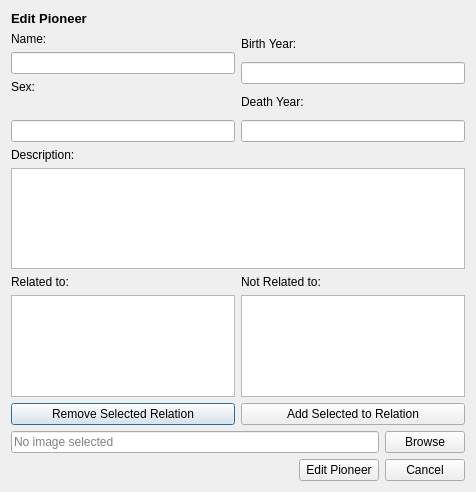
Above: vika3/ui/editpioneer.ui from hlynurstef/Verklegt-namskeid-1-vika-3 before the change. Below: the same form after it.
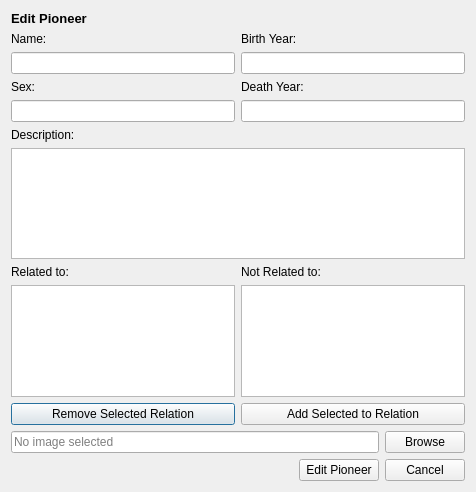
That is the form after the change. Icons and pictures are not drawn.

Commit message: fixed edit window layout

```diff
--- a/vika3/ui/editpioneer.ui
+++ b/vika3/ui/editpioneer.ui
@@ -17,16 +17,16 @@
    <iconset resource="resources.qrc">
     <normaloff>:/icons/Images/edit_.png</normaloff>:/icons/Images/edit_.png</iconset>
   </property>
-  <layout class="QGridLayout" name="gridLayout">
-   <item row="0" column="0">
+  <layout class="QVBoxLayout" name="verticalLayout_5">
+   <item>
     <widget class="QLabel" name="label_edit_pioneer">
      <property name="text">
       <string>&lt;html&gt;&lt;head/&gt;&lt;body&gt;&lt;p&gt;&lt;span style=&quot; font-size:10pt; font-weight:600;&quot;&gt;Edit Pioneer&lt;/span&gt;&lt;/p&gt;&lt;/body&gt;&lt;/html&gt;</string>
      </property>
     </widget>
    </item>
-   <item row="1" column="0" colspan="2">
-    <layout class="QHBoxLayout" name="horizontalLayout_7">
+   <item>
+    <layout class="QHBoxLayout" name="horizontalLayout_9">
      <item>
       <layout class="QVBoxLayout" name="verticalLayout_4">
        <item>
@@ -59,8 +59,6 @@
            </property>
           </widget>
          </item>
-        </layout>
-       </item>
        <item>
         <widget class="QLabel" name="label_sex_error">
          <property name="text">
@@ -68,6 +66,8 @@
          </property>
         </widget>
        </item>
+        </layout>
+       </item>
        <item>
         <widget class="QLineEdit" name="edit_sex"/>
        </item>
@@ -97,6 +97,8 @@
         <widget class="QLineEdit" name="edit_birth_year"/>
        </item>
        <item>
+        <layout class="QHBoxLayout" name="horizontalLayout_7">
+         <item>
         <widget class="QLabel" name="label_death_year">
          <property name="text">
           <string>Death Year:</string>
@@ -104,13 +106,22 @@
         </widget>
        </item>
        <item>
+          <widget class="QLabel" name="label_death_year_error">
+           <property name="text">
+            <string/>
+           </property>
+          </widget>
+         </item>
+        </layout>
+       </item>
+       <item>
         <widget class="QLineEdit" name="edit_death_year"/>
        </item>
       </layout>
      </item>
     </layout>
    </item>
-   <item row="2" column="0">
+   <item>
     <layout class="QHBoxLayout" name="horizontalLayout_3">
      <item>
       <widget class="QLabel" name="label_description">
@@ -128,10 +139,10 @@
      </item>
     </layout>
    </item>
-   <item row="3" column="0" colspan="2">
+   <item>
     <widget class="QTextEdit" name="edit_description"/>
    </item>
-   <item row="4" column="0" colspan="2">
+   <item>
     <layout class="QHBoxLayout" name="horizontalLayout_2">
      <item>
       <layout class="QVBoxLayout" name="verticalLayout_2">
@@ -177,7 +188,9 @@
      </item>
     </layout>
    </item>
-   <item row="5" column="0">
+   <item>
+    <layout class="QHBoxLayout" name="horizontalLayout_8">
+     <item>
     <widget class="QLineEdit" name="lineEdit_image">
      <property name="readOnly">
       <bool>true</bool>
@@ -187,14 +200,16 @@
      </property>
     </widget>
    </item>
-   <item row="5" column="1">
+     <item>
     <widget class="QPushButton" name="pushButton_browse_image">
      <property name="text">
       <string>Browse</string>
      </property>
     </widget>
    </item>
-   <item row="6" column="0" colspan="2">
+    </layout>
+   </item>
+   <item>
     <layout class="QHBoxLayout" name="horizontalLayout">
      <item>
       <spacer name="horizontalSpacer">
```
Lines whose indentation alone changed are shown as unchanged. The commit also changes 1 other file.
